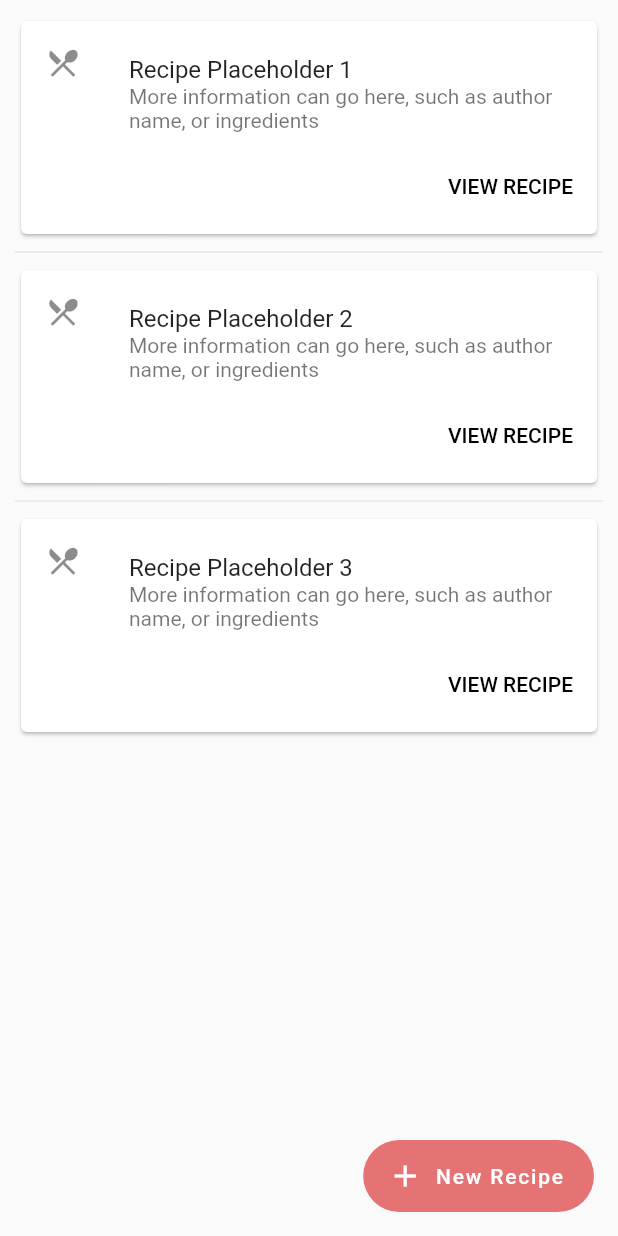
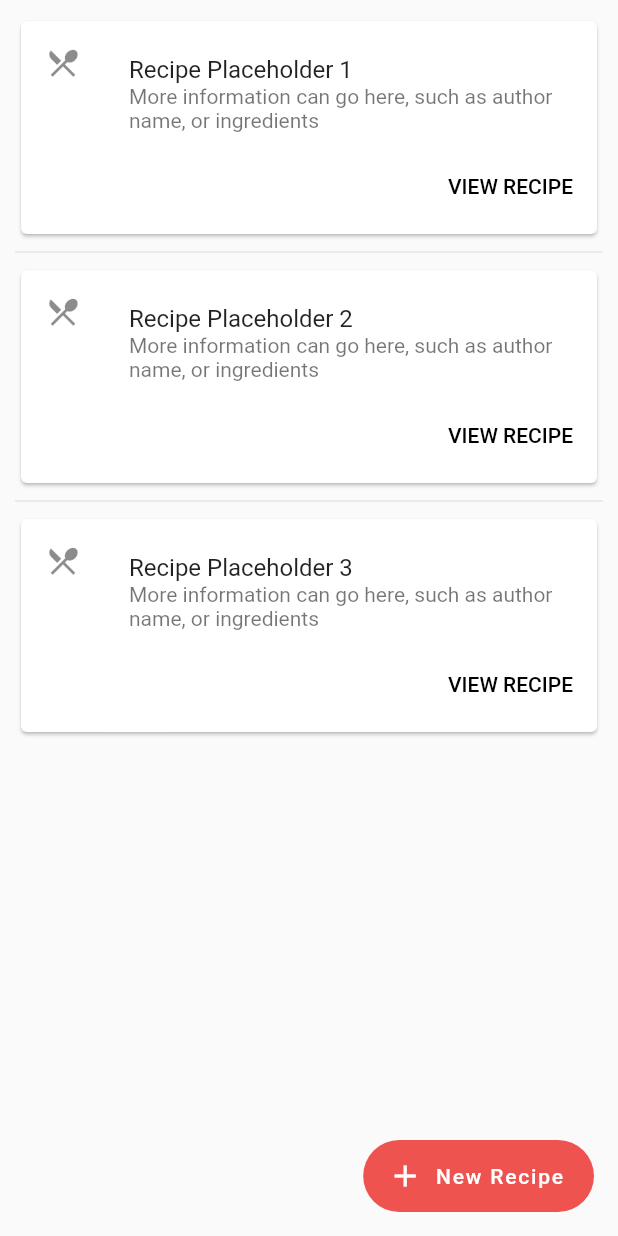
Before and after one commit to IvanESanchez/Group23LP, a Flutter app: the MyRecipes screen opened directly, on a phone screen of 412 x 824 dp. Run offline on Flutter 3.47's test engine with Material 2 defaults, Android fonts, the phone set to English and light mode, and no system bars.

Commit message:
Changed color of "New Recipe" button

```diff
--- a/flutter_project/my_recipe_box/lib/myrecipes.dart
+++ b/flutter_project/my_recipe_box/lib/myrecipes.dart
@@ -60,7 +60,7 @@ class MyRecipes extends StatelessWidget {
                 floatingActionButton: FloatingActionButton.extended(
                 elevation: 0.0,
                 icon: const Icon(Icons.add), // NOTE: button icon
-                backgroundColor: new Color(0xFFE57373), // NOTE: button color
+                backgroundColor: Colors.red[400], // NOTE: button color
                 onPressed: ()
                 {
                   // TODO: open the getrecipes.dart
```
